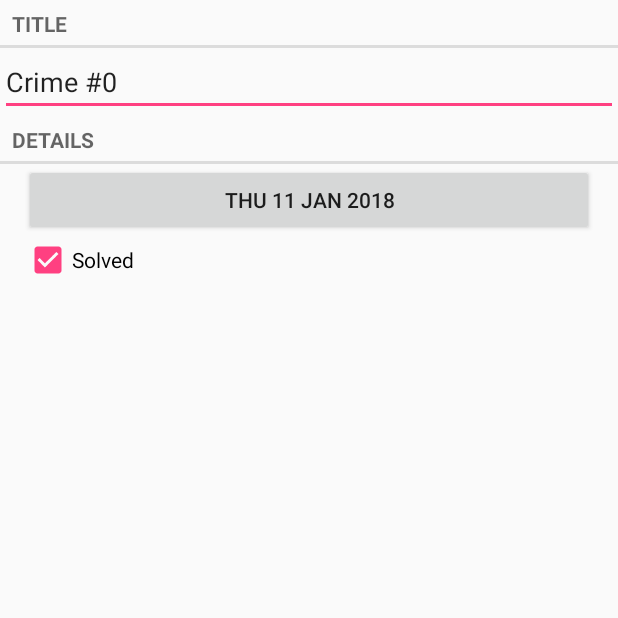
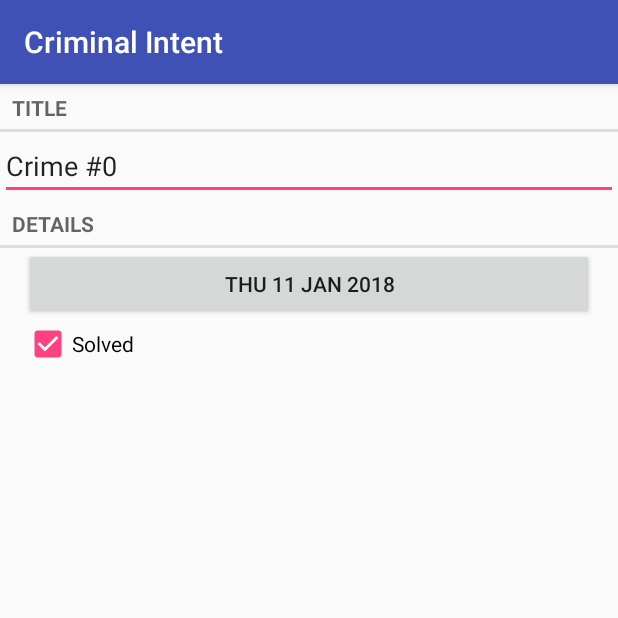
Before and after one commit to barebevil/CriminalIntent, an Android app: the screen it shows after launch (CrimePagerActivity), after a tap on an icon or button, on a phone screen of 412 x 824 dp, the top half of it. Run offline under Robolectric (Android 15) with nearby library versions, the phone set to English and light mode, and no system bars; 1 statement that could not run was skipped.

Commit message:
Basic toolbar added, still WIP

```diff
--- a/app/src/main/java/com/derekpoon/criminalintent/CrimeListFragment.java
+++ b/app/src/main/java/com/derekpoon/criminalintent/CrimeListFragment.java
@@ -6,6 +6,8 @@ import android.support.v4.app.Fragment;
 import android.support.v7.widget.LinearLayoutManager;
 import android.support.v7.widget.RecyclerView;
 import android.view.LayoutInflater;
+import android.view.Menu;
+import android.view.MenuInflater;
 import android.view.View;
 import android.view.ViewGroup;
 import android.widget.CheckBox;
@@ -26,6 +28,12 @@ public class CrimeListFragment extends Fragment {
     private RecyclerView mCrimeRecyclerView;
     private CrimeAdapter mAdapter;
     private static final int REQUEST_CRIME = 1;
+
+    @Override
+    public void onCreate(Bundle savedInstanceState) {
+        super.onCreate(savedInstanceState);
+        setHasOptionsMenu(true);
+    }
 
     @Override
     public View onCreateView(LayoutInflater inflater, ViewGroup container,
@@ -59,6 +67,12 @@ public class CrimeListFragment extends Fragment {
     public void onResume() {
         super.onResume();
         updateUI();
+    }
+
+    @Override
+    public void onCreateOptionsMenu(Menu menu, MenuInflater inflater) {
+        super.onCreateOptionsMenu(menu, inflater);
+        inflater.inflate(R.menu.fragment_crime_list, menu);
     }
 
     //ViewHolder
--- a/app/src/main/java/com/derekpoon/criminalintent/CrimePagerActivity.java
+++ b/app/src/main/java/com/derekpoon/criminalintent/CrimePagerActivity.java
@@ -8,6 +8,7 @@ import android.support.v4.app.FragmentActivity;
 import android.support.v4.app.FragmentManager;
 import android.support.v4.app.FragmentStatePagerAdapter;
 import android.support.v4.view.ViewPager;
+import android.support.v7.app.AppCompatActivity;
 
 import java.util.List;
 import java.util.UUID;
@@ -16,7 +17,7 @@ import java.util.UUID;
  * Created by derekpoon on 10/01/2018.
  */
 
-public class CrimePagerActivity extends FragmentActivity {
+public class CrimePagerActivity extends AppCompatActivity {
 
     private static final String EXTRA_CRIME_ID =
             "com.bignerdranch.android.criminalintent.crime_id";
--- a/app/src/main/java/com/derekpoon/criminalintent/SingleFragmentActivity.java
+++ b/app/src/main/java/com/derekpoon/criminalintent/SingleFragmentActivity.java
@@ -4,6 +4,7 @@ import android.os.Bundle;
 import android.support.v4.app.Fragment;
 import android.support.v4.app.FragmentActivity;
 import android.support.v4.app.FragmentManager;
+import android.support.v7.app.AppCompatActivity;
 
 /**
  * Created by derekpoon on 29/12/2017.
@@ -11,7 +12,7 @@ import android.support.v4.app.FragmentManager;
 
 //this is an abstract activity class
 
-public abstract class SingleFragmentActivity extends FragmentActivity {
+public abstract class SingleFragmentActivity extends AppCompatActivity {
 
     protected abstract Fragment createFragment();
 
--- a/app/src/main/res/values/strings.xml
+++ b/app/src/main/res/values/strings.xml
@@ -5,4 +5,8 @@
     <string name="crime_details_label">Details</string>
     <string name="crime_solved_label">Solved</string>
     <string name="date_picker_title">Date of crime:</string>
+    <string name="new_crime">New Crime</string>
+    <string name="show_subtitle">Show Subtitle</string>
+    <string name="hide_subtitle">Hide Subtitle</string>
+    <string name="subtitle_format">%1$s crimes</string>
 </resources>
```
